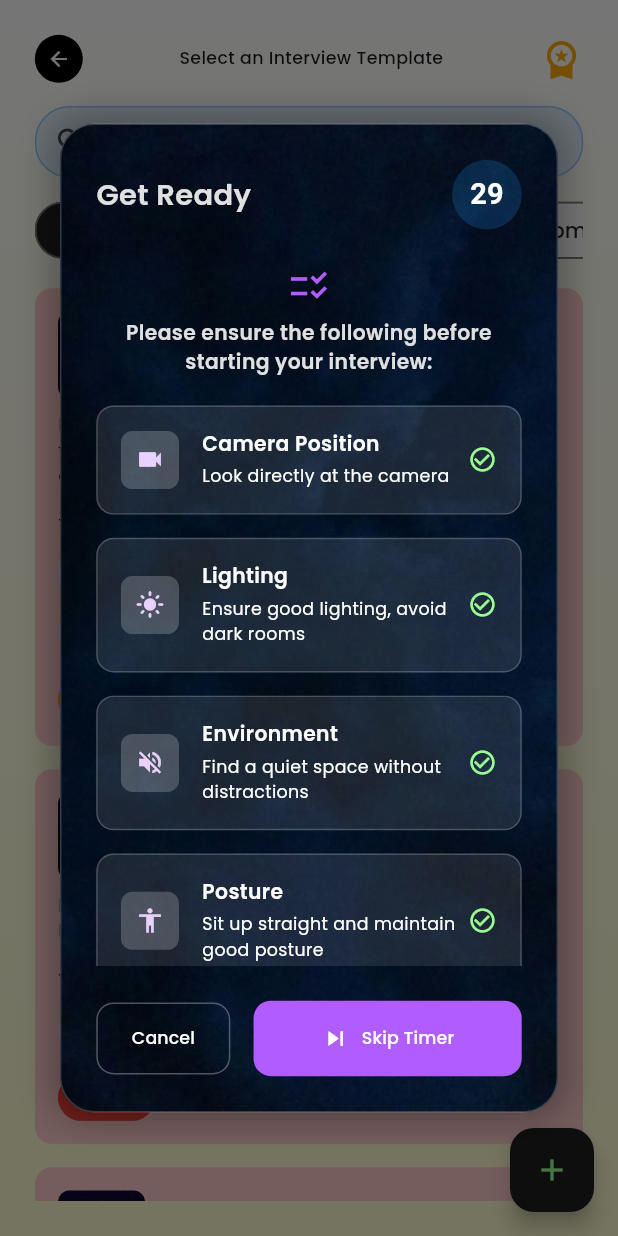
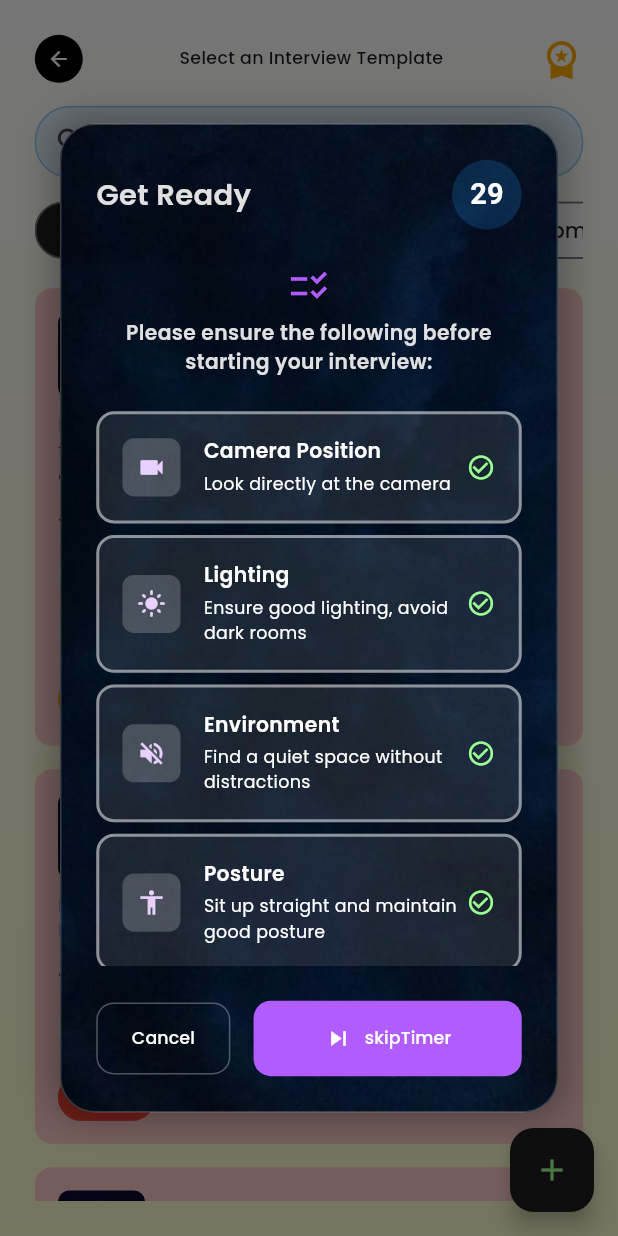
Before and after one commit to Redvey/InterView, a Flutter app: the MockInterviewScreen screen opened by its route, after a tap on "Flutter Developer", on a phone screen of 412 x 824 dp. Run offline on Flutter 3.47's test engine with Material 3 defaults, Android fonts, the phone set to English and light mode, and no system bars; our stand-ins replace file_picker, go_router, lottie, smooth_page_indicator.

Commit message:
42:minor fixes

```diff
--- a/lib/core/constants/strings.dart
+++ b/lib/core/constants/strings.dart
@@ -123,6 +123,8 @@ class AppStrings {
   static const mockInterview = "Select an Interview Template";
   static const String failedToLoadInterviews = 'Failed to load interview items. Please try again.';
   static const String customCompany = 'Custom Company';
+  static const String getReady = 'Get Ready';
+  static const String skipTimer = 'skipTimer';
 
   //membership
   // static const membershipSubTitle = "Only ${"perMonth"} per month";
@@ -161,6 +163,7 @@ class AppStrings {
   static const adjustCategory = 'Try adjusting your search or category filter';
   static String interviewCreated(String title) =>
       'Custom interview "$title" created successfully!';
+
   //create interview
   static const createCustomInterview = 'Create Custom Interview';
   static const jobTitleLabel = 'Job Title *';
@@ -179,8 +182,11 @@ class AppStrings {
   static const interviewDuration = 'Interview Duration';
 
   static const interviewTopicsLabel = 'Interview Topics *';
+  static const checkBeforeInterview = 'Please ensure the following before starting your interview:';
   static const interviewTopicsHint =
       'Select topics you want to be interviewed on:';
+
+
 
   static const addCustomTopicHint = 'Add custom topic...';
 
--- a/lib/features/interview/screens/interview_information.dart
+++ b/lib/features/interview/screens/interview_information.dart
@@ -4,6 +4,8 @@ import 'package:interview/core/constants/image_strings.dart';
 import 'package:interview/core/constants/strings.dart';
 import 'dart:async';
 import 'package:interview/core/utils/extensions/responsive_extension.dart';
+
+import '../../widgets/glass_decoration.dart';
 
 class InterviewPreparationDialog extends StatefulWidget {
   final VoidCallback onProceed;
@@ -200,7 +202,7 @@ class InterviewPreparationDialogState extends State<InterviewPreparationDialog>
         mainAxisAlignment: MainAxisAlignment.spaceBetween,
         children: [
           Text(
-            'Get Ready',
+            AppStrings.getReady,
             style: context.headingStyle(color: AppColors.greyLight)
           ),
           AnimatedBuilder(
@@ -242,7 +244,7 @@ class InterviewPreparationDialogState extends State<InterviewPreparationDialog>
         ),
         SizedBox(height: context.sm),
         Text(
-          'Please ensure the following before starting your interview:',
+          AppStrings.checkBeforeInterview,
           style: context.subheadingStyle(color: AppColors.greyLight),
           textAlign: TextAlign.center,)
       ],
@@ -250,17 +252,11 @@ class InterviewPreparationDialogState extends State<InterviewPreparationDialog>
   }
 
   Widget _buildChecklistItem(BuildContext context, Map<String, dynamic> item) {
-    return Container(
-      margin: EdgeInsets.only(bottom: context.md),
-      padding: EdgeInsets.all(context.md),
-      decoration: BoxDecoration(
-        color: Colors.white.withAlpha(26), // 0.1 * 255 = 25.5 ≈ 26
-        borderRadius: BorderRadius.circular(context.paddingMD),
-        border: Border.all(
-          color: Colors.white.withAlpha(51), // 0.2 * 255 = 51
-          width: context.borderWidthThin,
-        ),
-      ),
+    return Padding(
+      padding:  EdgeInsets.symmetric(vertical: context.xs),
+      child: Glass(
+
+        padding: context.md,
         child: Row(
           children: [
             Container(
@@ -295,10 +291,11 @@ class InterviewPreparationDialogState extends State<InterviewPreparationDialog>
             ),
             Icon(
               Icons.check_circle_outline,
-            color: AppColors.textGreen, // 0.7 * 255 = 178.5 ≈ 179
+              color: AppColors.textGreen,
               size: context.paddingXL,
             ),
           ],
+        ),
       ),
     );
   }
@@ -351,7 +348,7 @@ class InterviewPreparationDialogState extends State<InterviewPreparationDialog>
                   ),
                   SizedBox(width: context.sm),
                   Text(
-                    'Skip Timer',
+                    AppStrings.skipTimer,
                     style: context.buttonWhiteTextStyle
                   ),
                 ],
```
Lines whose indentation alone changed are shown as unchanged.
